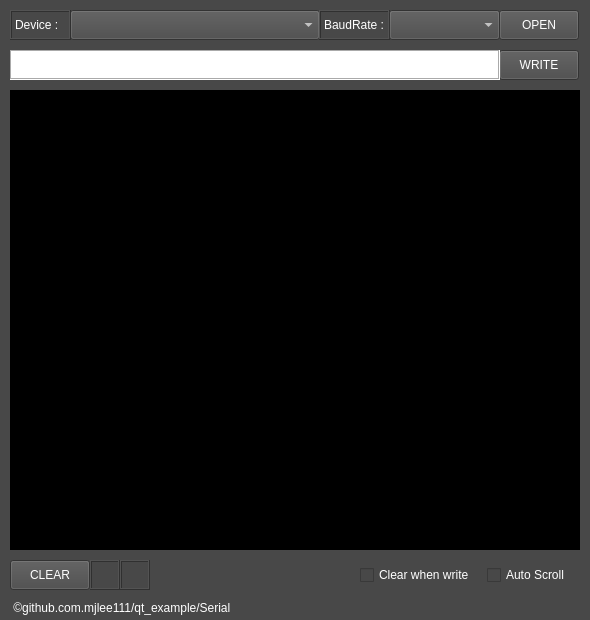
Qt form Serial/ui/serial.ui (mjlee111/qt_example) before a commit.
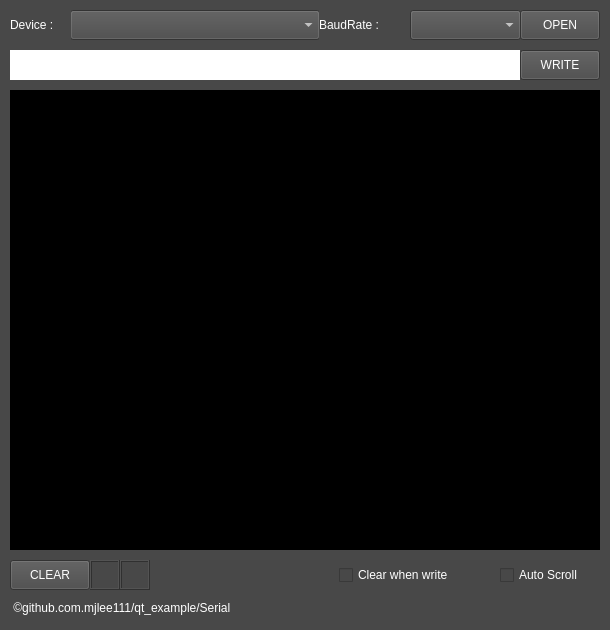
The same form after that commit.

Commit message: feat: update gui for linux compatability

The edit to the form file:
```diff
--- a/Serial/ui/serial.ui
+++ b/Serial/ui/serial.ui
@@ -6,8 +6,8 @@
    <rect>
     <x>0</x>
     <y>0</y>
-    <width>590</width>
-    <height>620</height>
+    <width>610</width>
+    <height>630</height>
    </rect>
   </property>
   <property name="windowTitle">
@@ -38,10 +38,7 @@
      </rect>
     </property>
     <property name="frameShape">
-     <enum>QFrame::Shape::Box</enum>
-    </property>
-    <property name="frameShadow">
-     <enum>QFrame::Shadow::Raised</enum>
+     <enum>QFrame::NoFrame</enum>
     </property>
     <property name="text">
      <string>Device :</string>
@@ -52,15 +49,12 @@
      <rect>
       <x>319</x>
       <y>10</y>
-      <width>71</width>
+      <width>90</width>
       <height>30</height>
      </rect>
     </property>
     <property name="frameShape">
-     <enum>QFrame::Shape::Box</enum>
-    </property>
-    <property name="frameShadow">
-     <enum>QFrame::Shadow::Raised</enum>
+     <enum>QFrame::NoFrame</enum>
     </property>
     <property name="text">
      <string>BaudRate : </string>
@@ -69,7 +63,7 @@
    <widget class="QComboBox" name="rate">
     <property name="geometry">
      <rect>
-      <x>389</x>
+      <x>410</x>
       <y>10</y>
       <width>111</width>
       <height>30</height>
@@ -79,7 +73,7 @@
    <widget class="QPushButton" name="device_btn">
     <property name="geometry">
      <rect>
-      <x>499</x>
+      <x>520</x>
       <y>10</y>
       <width>80</width>
       <height>30</height>
@@ -92,7 +86,7 @@
    <widget class="QPushButton" name="write_btn">
     <property name="geometry">
      <rect>
-      <x>499</x>
+      <x>520</x>
       <y>50</y>
       <width>80</width>
       <height>30</height>
@@ -107,7 +101,7 @@
      <rect>
       <x>10</x>
       <y>50</y>
-      <width>490</width>
+      <width>510</width>
       <height>30</height>
      </rect>
     </property>
@@ -116,7 +110,7 @@
 color: rgb(0, 0, 0)</string>
     </property>
     <property name="frameShape">
-     <enum>QFrame::Shape::Box</enum>
+     <enum>QFrame::NoFrame</enum>
     </property>
    </widget>
    <widget class="QTextEdit" name="read">
@@ -127,7 +121,7 @@
      <rect>
       <x>10</x>
       <y>90</y>
-      <width>570</width>
+      <width>590</width>
       <height>460</height>
      </rect>
     </property>
@@ -135,21 +129,15 @@
      <string notr="true">color: rgb(0, 255, 0);
 background-color: rgb(0, 0, 0)</string>
     </property>
-    <property name="frameShadow">
-     <enum>QFrame::Shadow::Raised</enum>
-    </property>
     <property name="readOnly">
      <bool>true</bool>
     </property>
     <property name="html">
      <string>&lt;!DOCTYPE HTML PUBLIC &quot;-//W3C//DTD HTML 4.0//EN&quot; &quot;http://www.w3.org/TR/REC-html40/strict.dtd&quot;&gt;
-&lt;html&gt;&lt;head&gt;&lt;meta name=&quot;qrichtext&quot; content=&quot;1&quot; /&gt;&lt;meta charset=&quot;utf-8&quot; /&gt;&lt;style type=&quot;text/css&quot;&gt;
+&lt;html&gt;&lt;head&gt;&lt;meta name=&quot;qrichtext&quot; content=&quot;1&quot; /&gt;&lt;style type=&quot;text/css&quot;&gt;
 p, li { white-space: pre-wrap; }
-hr { height: 1px; border-width: 0; }
-li.unchecked::marker { content: &quot;\2610&quot;; }
-li.checked::marker { content: &quot;\2612&quot;; }
-&lt;/style&gt;&lt;/head&gt;&lt;body style=&quot; font-family:'맑은 고딕'; font-size:9pt; font-weight:400; font-style:normal;&quot;&gt;
-&lt;p style=&quot;-qt-paragraph-type:empty; margin-top:0px; margin-bottom:0px; margin-left:0px; margin-right:0px; -qt-block-indent:0; text-indent:0px;&quot;&gt;&lt;br /&gt;&lt;/p&gt;&lt;/body&gt;&lt;/html&gt;</string>
+&lt;/style&gt;&lt;/head&gt;&lt;body style=&quot; font-family:'NanumSquare'; font-size:11pt; font-weight:400; font-style:normal;&quot;&gt;
+&lt;p style=&quot;-qt-paragraph-type:empty; margin-top:0px; margin-bottom:0px; margin-left:0px; margin-right:0px; -qt-block-indent:0; text-indent:0px; font-family:'맑은 고딕'; font-size:9pt;&quot;&gt;&lt;br /&gt;&lt;/p&gt;&lt;/body&gt;&lt;/html&gt;</string>
     </property>
    </widget>
    <widget class="QPushButton" name="clear_btn">
@@ -206,9 +194,9 @@
    <widget class="QCheckBox" name="auto_scroll">
     <property name="geometry">
      <rect>
-      <x>487</x>
+      <x>500</x>
       <y>560</y>
-      <width>91</width>
+      <width>100</width>
       <height>30</height>
      </rect>
     </property>
@@ -219,9 +207,9 @@
    <widget class="QCheckBox" name="clear_write">
     <property name="geometry">
      <rect>
-      <x>360</x>
+      <x>339</x>
       <y>560</y>
-      <width>121</width>
+      <width>151</width>
       <height>30</height>
      </rect>
     </property>
@@ -237,7 +225,7 @@
      <rect>
       <x>10</x>
       <y>600</y>
-      <width>250</width>
+      <width>311</width>
       <height>16</height>
      </rect>
     </property>
```
Left out of the diff: 8 changed lines with no effect on the pictures. The commit also changes 1 other file.
